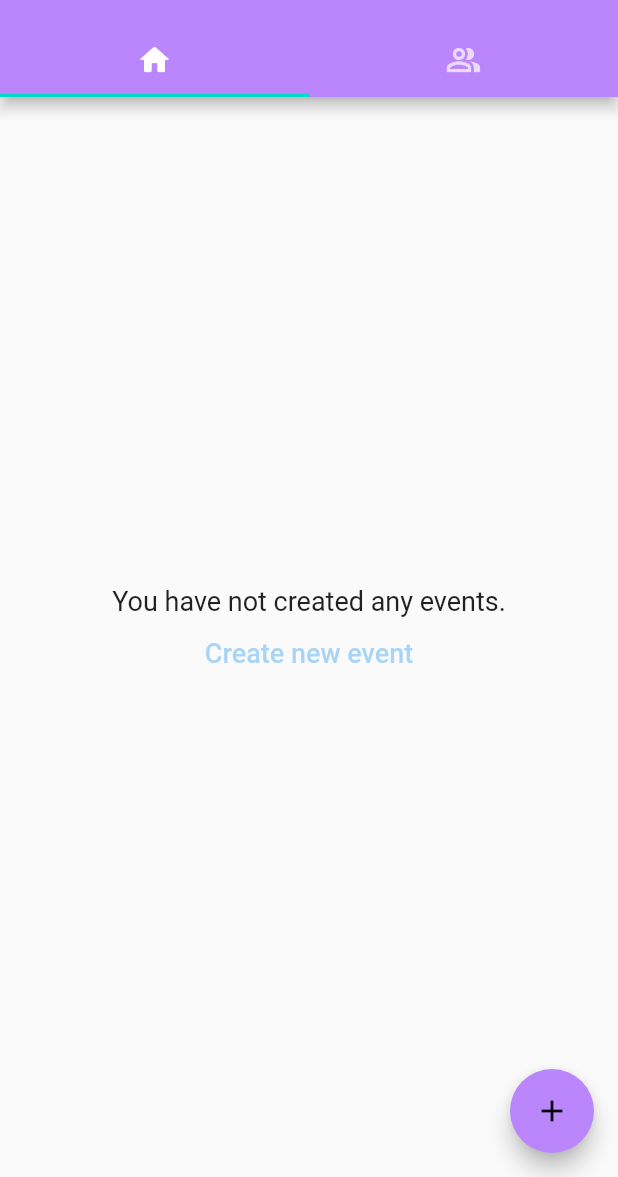
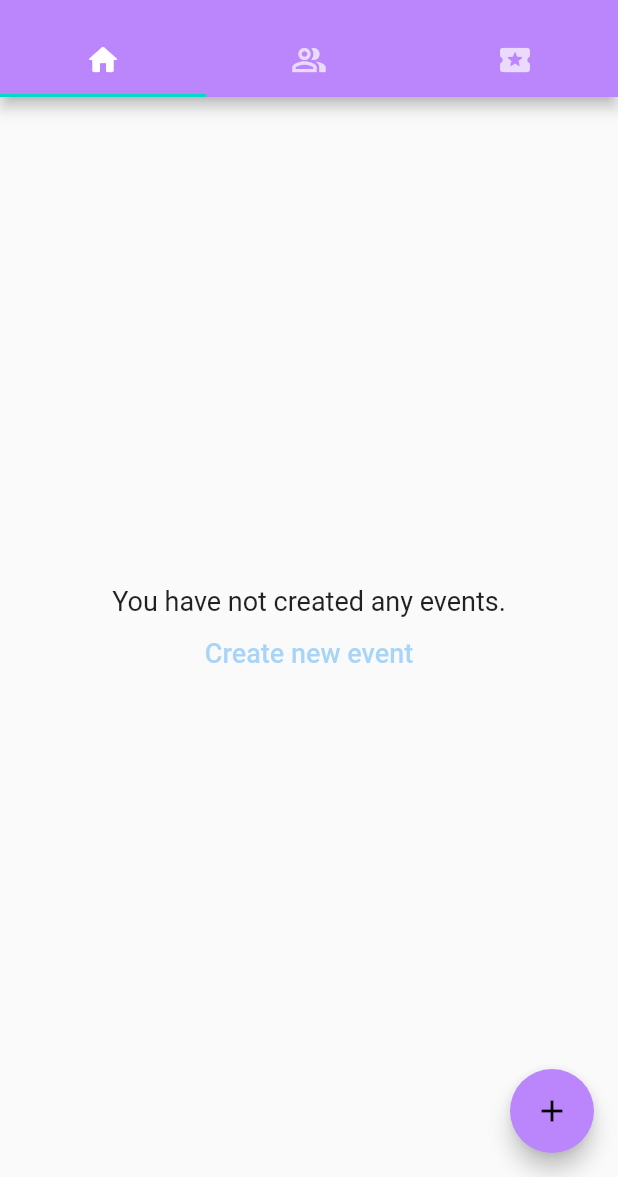
Before and after one commit to GraceYongXM/gaigai-Planner, a Flutter app: the HomePage screen opened directly, on a phone screen of 412 x 824 dp, the part 59-1236 px from its top. Run offline on Flutter 3.47's test engine with Material 2 defaults, Android fonts, the phone set to English and light mode, and no system bars; our stand-ins replace email_validator, sqflite; accounts and stored records are empty.

Commit message:
added activity page

```diff
--- a/lib/home_page.dart
+++ b/lib/home_page.dart
@@ -1,4 +1,5 @@
 import 'package:flutter/material.dart';
+import 'package:gaigai_planner/activitylist.dart';
 import 'package:gaigai_planner/profile_page.dart';
 
 import './login_page.dart';
@@ -17,7 +18,7 @@ class _HomePageState extends State<HomePage>
   @override
   void initState() {
     super.initState();
-    _tabController = TabController(length: 2, initialIndex: 0, vsync: this);
+    _tabController = TabController(length: 3, initialIndex: 0, vsync: this);
   }
 
   @override
@@ -35,6 +36,7 @@ class _HomePageState extends State<HomePage>
           tabs: <Widget>[
             Tab(icon: Icon(Icons.home_rounded)),
             Tab(icon: Icon(Icons.people_alt_outlined)),
+            Tab(icon: Icon(Icons.local_activity_rounded)),
           ],
         ),
         actions: <Widget>[
@@ -123,14 +125,9 @@ class _HomePageState extends State<HomePage>
               child: const Icon(Icons.person_add),
             ),
           ),
+          ActivityListPage(),
         ],
       ),
-      /*floatingActionButton: FloatingActionButton(
-        onPressed: () => {},
-        backgroundColor: Theme.of(context).colorScheme.primary,
-        tooltip: 'Create new event',
-        child: const Icon(Icons.add),
-      ),*/
     );
   }
 }
```
